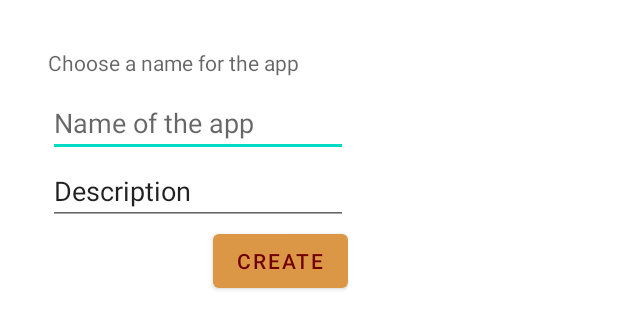
After one commit to RobertGrancsa/AsmiHack, an Android app: the layout app_dialog.xml on its own in the app's theme, with its tools: preview values and no code run, on a phone screen of 412 x 824 dp. The commit adds this screen. Shown: the top 329 px of the screen. Run offline under Robolectric (Android 15) with nearby library versions, the phone set to English and light mode, and no system bars.

Commit message:
finished more and more stuff

```diff
--- a/app/src/main/java/com/redrevorebourne/asmihack/EmployeesRecyclerView.java
+++ b/app/src/main/java/com/redrevorebourne/asmihack/EmployeesRecyclerView.java
@@ -48,7 +48,6 @@ public class EmployeesRecyclerView {
             salary = itemView.findViewById(R.id.salary);
         }
         public void bind(Employee employee) {
-
             name.setText(employee.getName());
             title.setText(employee.getPosition());
             team.setText(employee.getTeam());
--- /dev/null
+++ b/app/src/main/res/layout/app_dialog.xml
@@ -0,0 +1,45 @@
+<?xml version="1.0" encoding="utf-8"?>
+<androidx.constraintlayout.widget.ConstraintLayout xmlns:android="http://schemas.android.com/apk/res/android"
+    xmlns:tools="http://schemas.android.com/tools"
+    android:layout_width="wrap_content"
+    android:layout_height="wrap_content">
+
+    <LinearLayout
+        android:layout_width="match_parent"
+        android:layout_height="match_parent"
+        android:padding="32dp"
+        android:orientation="vertical"
+        tools:layout_editor_absoluteX="1dp"
+        tools:layout_editor_absoluteY="1dp">
+
+        <TextView
+            android:id="@+id/textView2"
+            android:layout_width="200dp"
+            android:layout_height="wrap_content"
+            android:hint="Choose a name for the app"
+            android:layout_marginBottom="8dp"/>
+
+        <EditText
+            android:id="@+id/appNameDialog"
+            android:layout_width="match_parent"
+            android:layout_height="wrap_content"
+            android:ems="10"
+            android:inputType="textPersonName"
+            android:hint="Name of the app" />
+
+        <EditText
+            android:id="@+id/appDescDialog"
+            android:layout_width="match_parent"
+            android:layout_height="wrap_content"
+            android:ems="10"
+            android:inputType="textPersonName"
+            android:text="Description" />
+
+        <Button
+            android:id="@+id/buttonCreateApp"
+            android:layout_width="wrap_content"
+            android:layout_height="wrap_content"
+            android:layout_gravity="right"
+            android:text="Create" />
+    </LinearLayout>
+</androidx.constraintlayout.widget.ConstraintLayout>
```
Also changed, not shown: app/src/main/java/com/redrevorebourne/asmihack/EditableActivity.java (+14 -7 lines), app/src/main/java/com/redrevorebourne/asmihack/StartScreenActivity.java (+43 -0 lines), app/src/main/res/layout/activity_module.xml (+7 -4 lines).
